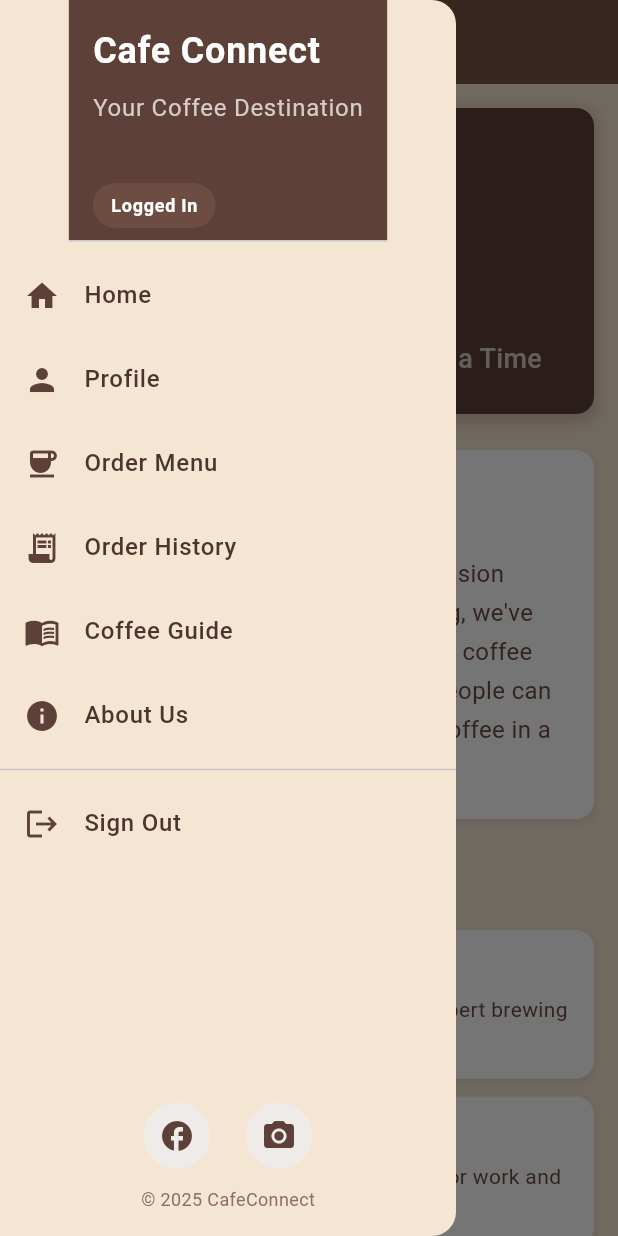
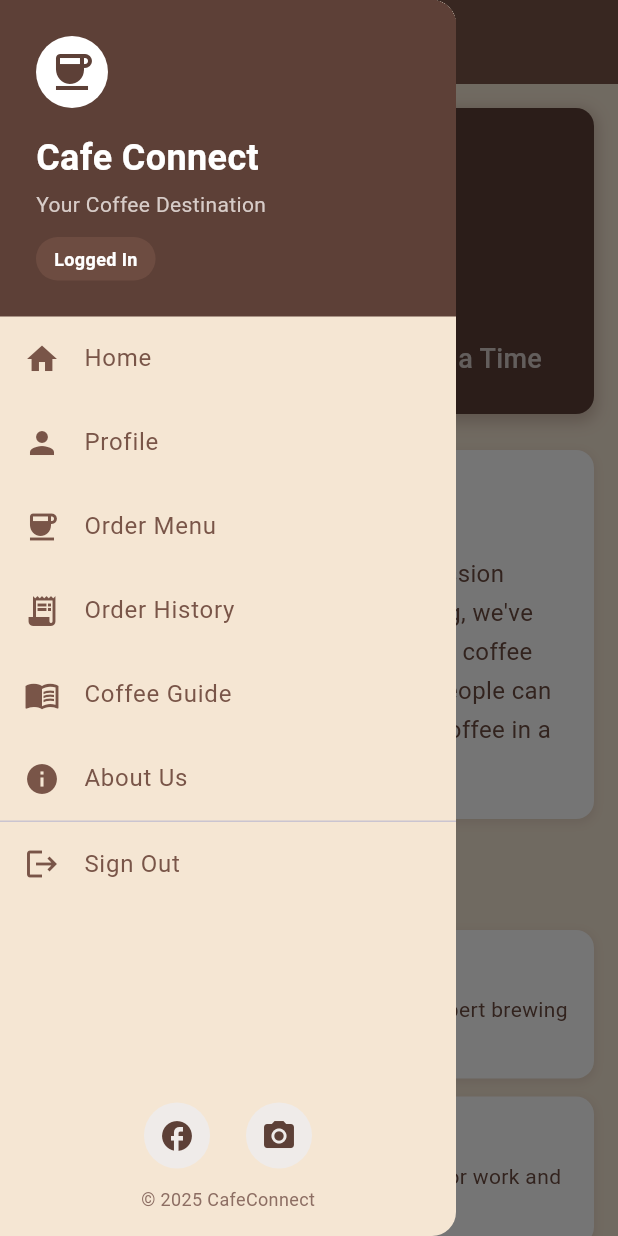
Before and after one commit to nathanG2129/CafeConnect, a Flutter app: the AboutPage screen opened by its route, with the side drawer open, on a phone screen of 412 x 824 dp. Run offline on Flutter 3.47's test engine with Material 3 defaults, Android fonts, the phone set to English and light mode, and no system bars; our stand-ins replace cloud_firestore, firebase_auth, firebase_core, get_storage; accounts and stored records are empty; generated files the repository leaves out were written again.

Commit message:
Refactor AppDrawer to use StatefulWidget for login status management
- Converted AppDrawer from StatelessWidget to StatefulWidget to manage user login status dynamically.
- Implemented initState and a method to check login status on initialization.
- Updated drawer items to reflect the current login state.
- Created a separate DrawerHeaderWidget for improved organization and clarity.
- Enhanced the visual layout of the drawer header and login status display.

```diff
--- a/lib/widgets/app_drawer.dart
+++ b/lib/widgets/app_drawer.dart
@@ -1,19 +1,36 @@
 import 'package:flutter/material.dart';
 import '../services/auth_service.dart';
 
-class AppDrawer extends StatelessWidget {
+class AppDrawer extends StatefulWidget {
   const AppDrawer({super.key});
 
   @override
+  State<AppDrawer> createState() => _AppDrawerState();
+}
+
+class _AppDrawerState extends State<AppDrawer> {
+  final AuthService _authService = AuthService();
+  bool _isLoggedIn = false;
+
+  @override
+  void initState() {
+    super.initState();
+    _checkLoginStatus();
+  }
+
+  void _checkLoginStatus() {
+    setState(() {
+      _isLoggedIn = _authService.isUserLoggedIn();
+    });
+  }
+
+  @override
   Widget build(BuildContext context) {
-    final AuthService _authService = AuthService();
-    final bool isLoggedIn = _authService.isUserLoggedIn();
-
     return Drawer(
       backgroundColor: const Color(0xFFF5E6D3),
       child: Column(
         children: [
-          _buildDrawerHeader(context, isLoggedIn),
+          const DrawerHeaderWidget(),
           Expanded(
             child: ListView(
               padding: EdgeInsets.zero,
@@ -24,7 +41,7 @@ class AppDrawer extends StatelessWidget {
                   title: 'Home',
                   onTap: () => Navigator.pushReplacementNamed(context, '/home'),
                 ),
-                if (isLoggedIn)
+                if (_isLoggedIn)
                   _buildDrawerItem(
                     context,
                     icon: Icons.person,
@@ -37,7 +54,7 @@ class AppDrawer extends StatelessWidget {
                   title: 'Order Menu',
                   onTap: () => Navigator.pushReplacementNamed(context, '/menu'),
                 ),
-                if (isLoggedIn)
+                if (_isLoggedIn)
                   _buildDrawerItem(
                     context,
                     icon: Icons.receipt_long,
@@ -56,21 +73,24 @@ class AppDrawer extends StatelessWidget {
                   title: 'About Us',
                   onTap: () => Navigator.pushReplacementNamed(context, '/about'),
                 ),
-                const Divider(),
-                if (isLoggedIn)
+                const Divider(height: 1),
+                if (_isLoggedIn)
                   _buildDrawerItem(
                     context,
                     icon: Icons.logout,
                     title: 'Sign Out',
                     onTap: () async {
                       await _authService.signOut();
-                      Navigator.pushReplacementNamed(context, '/home');
+                      setState(() {
+                        _isLoggedIn = false;
+                      });
                       ScaffoldMessenger.of(context).showSnackBar(
                         const SnackBar(
                           content: Text('You have been signed out'),
                           backgroundColor: Colors.brown,
                         ),
                       );
+                      Navigator.pushReplacementNamed(context, '/home');
                     },
                   )
                 else
@@ -89,14 +109,57 @@ class AppDrawer extends StatelessWidget {
     );
   }
 
-  Widget _buildDrawerHeader(BuildContext context, bool isLoggedIn) {
-    return DrawerHeader(
+  Widget _buildDrawerItem(
+    BuildContext context, {
+    required IconData icon,
+    required String title,
+    required VoidCallback onTap,
+  }) {
+    return ListTile(
+      leading: Icon(icon, color: Colors.brown),
+      title: Text(
+        title,
+        style: const TextStyle(
+          color: Colors.brown,
+        ),
+      ),
+      onTap: onTap,
+    );
+  }
+}
+
+class DrawerHeaderWidget extends StatelessWidget {
+  const DrawerHeaderWidget({super.key});
+
+  @override
+  Widget build(BuildContext context) {
+    final AuthService _authService = AuthService();
+    final bool isLoggedIn = _authService.isUserLoggedIn();
+
+    return Container(
+      width: double.infinity,
+      padding: EdgeInsets.only(
+        top: MediaQuery.of(context).padding.top + 24,
+        bottom: 24,
+        left: 24,
+        right: 24,
+      ),
       decoration: BoxDecoration(
         color: Colors.brown[700],
       ),
       child: Column(
         crossAxisAlignment: CrossAxisAlignment.start,
+        mainAxisSize: MainAxisSize.min,
         children: [
+          Container(
+            padding: const EdgeInsets.all(8),
+            decoration: BoxDecoration(
+              color: Colors.white,
+              borderRadius: BorderRadius.circular(50),
+            ),
+            child: Icon(Icons.coffee, size: 32, color: Colors.brown[700]),
+          ),
+          const SizedBox(height: 16),
           const Text(
             'Cafe Connect',
             style: TextStyle(
@@ -105,16 +168,16 @@ class AppDrawer extends StatelessWidget {
               fontWeight: FontWeight.bold,
             ),
           ),
-          const SizedBox(height: 8),
+          const SizedBox(height: 4),
           Text(
             'Your Coffee Destination',
             style: TextStyle(
               color: Colors.brown[100],
-              fontSize: 16,
+              fontSize: 14,
             ),
           ),
-          const Spacer(),
-          if (isLoggedIn)
+          if (isLoggedIn) ...[
+            const SizedBox(height: 12),
             Container(
               padding: const EdgeInsets.symmetric(
                 horizontal: 12,
@@ -124,7 +187,7 @@ class AppDrawer extends StatelessWidget {
                 color: Colors.brown[600],
                 borderRadius: BorderRadius.circular(16),
               ),
-              child: const Text(
+              child: Text(
                 'Logged In',
                 style: TextStyle(
                   color: Colors.white,
@@ -133,27 +196,9 @@ class AppDrawer extends StatelessWidget {
                 ),
               ),
             ),
+          ],
         ],
       ),
-    );
-  }
-
-  Widget _buildDrawerItem(
-    BuildContext context, {
-    required IconData icon,
-    required String title,
-    required VoidCallback onTap,
-  }) {
-    return ListTile(
-      leading: Icon(icon, color: Colors.brown[700]),
-      title: Text(
-        title,
-        style: TextStyle(
-          color: Colors.brown[800],
-          fontWeight: FontWeight.w500,
-        ),
-      ),
-      onTap: onTap,
     );
   }
 }
```
